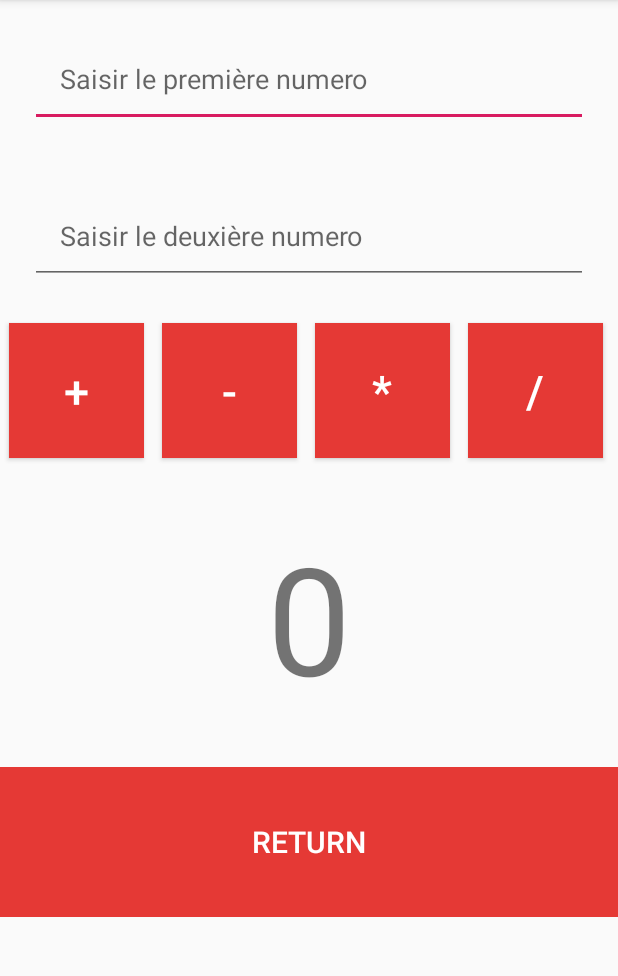
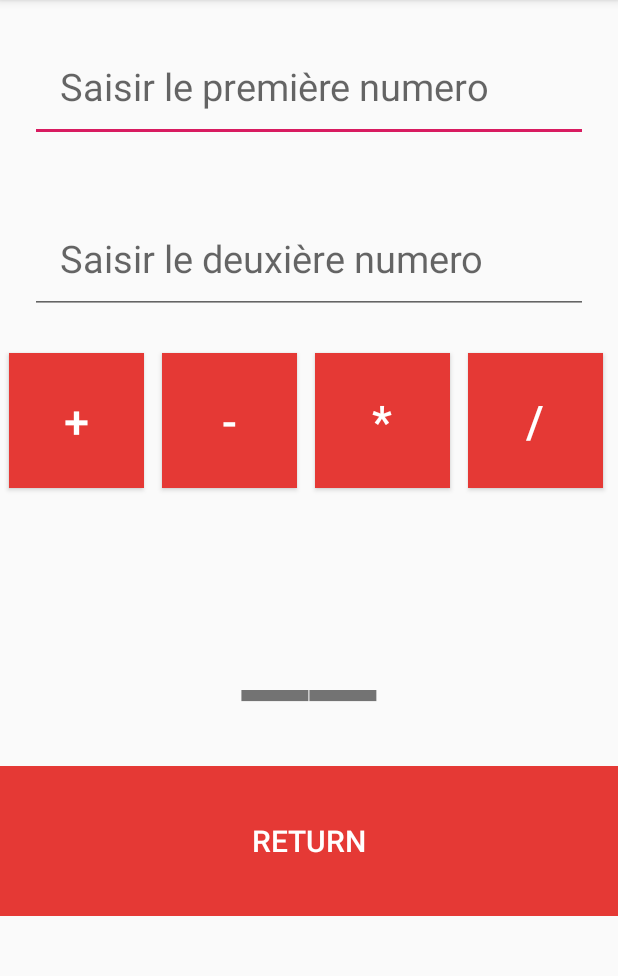
Before and after one commit to kabalord/TPfinalAndroidStudioIPI, an Android app: the activity3 screen opened directly, with no data from a screen before it, on a phone screen of 412 x 824 dp, the part 84-1060 px from its top. Run offline under Robolectric (Android 15) with nearby library versions, the phone set to English and light mode, and no system bars.

Commit message:
petites détaillés

```diff
--- a/app/src/main/res/layout/activity_activity3.xml
+++ b/app/src/main/res/layout/activity_activity3.xml
@@ -14,6 +14,7 @@
         android:hint="Saisir le première numero"
         android:padding="20sp"
         android:layout_margin="20dp"
+        android:textSize="25sp"
         />
 
     <EditText
@@ -24,6 +25,7 @@
         android:hint="Saisir le deuxière numero"
         android:padding="20sp"
         android:layout_margin="20dp"
+        android:textSize="25sp"
         />
 
     <LinearLayout
@@ -77,9 +79,9 @@
     <TextView
         android:id="@+id/result"
         android:layout_width="match_parent"
-        android:layout_height="200dp"
+        android:layout_height="179dp"
         android:gravity="center"
-        android:text="0"
+        android:text="__"
         android:textSize="100sp" />
 
     <LinearLayout
--- a/app/src/main/res/layout/activity_main.xml
+++ b/app/src/main/res/layout/activity_main.xml
@@ -29,7 +29,7 @@
             android:layout_weight="1"
             android:padding="20sp"
             android:text="TPfinalAndroidStudioIPI"
-            android:textColor="#000000"
+            android:textColor="#e53935"
             android:textSize="20sp">
 
         </TextView>
```
